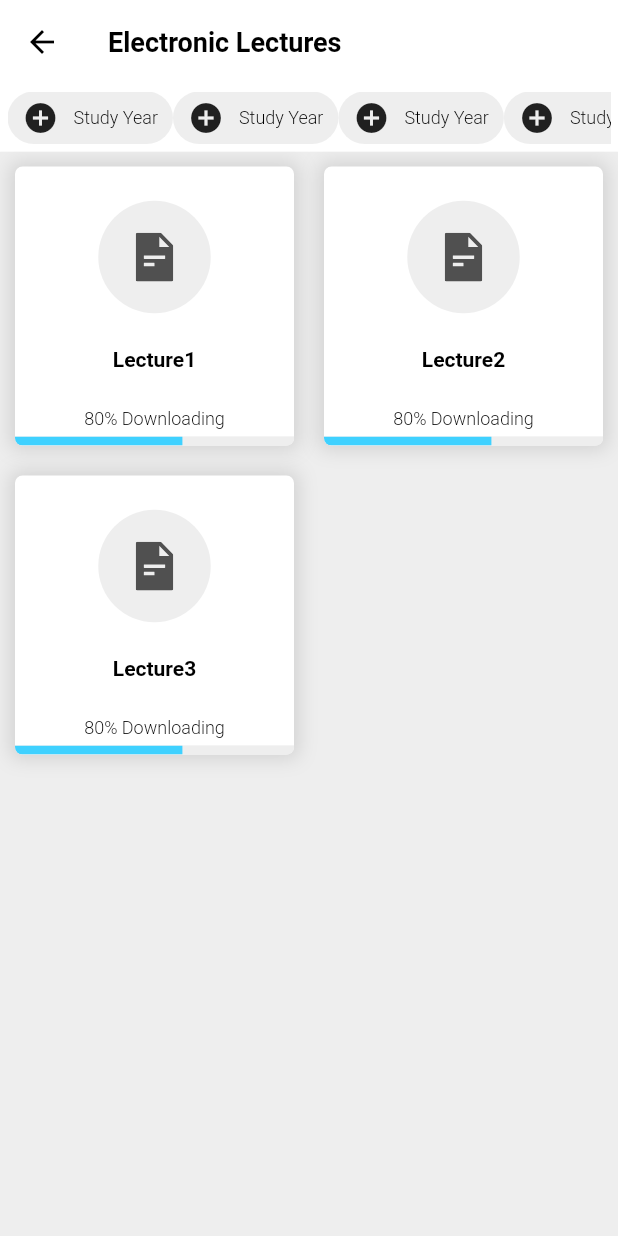
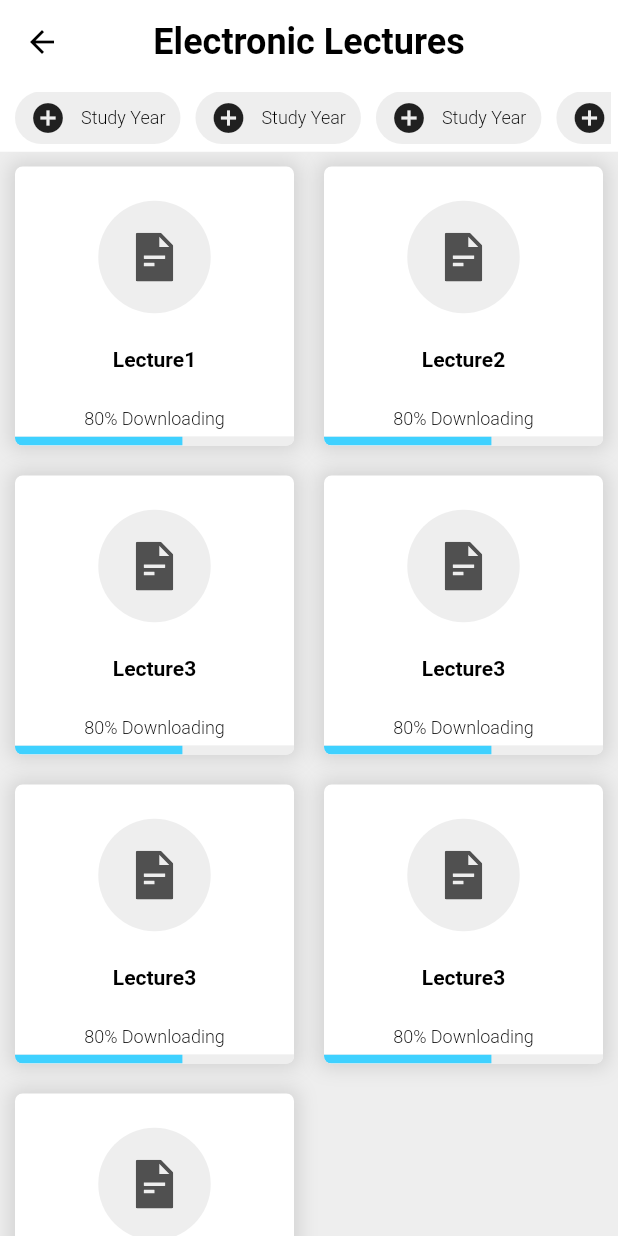
Before and after one commit to Samir-N-Ahmad/university_management_system, a Flutter app: the LecturesScreen widget shown alone on an empty page, opened directly, on a phone screen of 412 x 824 dp. Run offline on Flutter 3.47's test engine with Material 2 defaults, Android fonts, the phone set to English and light mode, and no system bars; our stand-ins replace flutter_svg.

Commit message:
UMS-1 set margin between chips.

```diff
--- a/lib/view/screen/lectures_screen.dart
+++ b/lib/view/screen/lectures_screen.dart
@@ -23,9 +23,10 @@ class _LecturesScreenState extends State<LecturesScreen> {
             leading: IconButton(
                 icon: Icon(Icons.arrow_back, color: Colors.black),
                 onPressed: null),
+            centerTitle: true,
             title: Text(
               "Electronic Lectures",
-              style: app_settings.TextStyles.TEXT_MEDIUM_BOLD_DARK,
+              style: app_settings.TextStyles.TEXT_LARGE_BOLD_DARK,
             ),
             actions: [
               IconButton(
@@ -61,9 +62,15 @@ class _LecturesScreenState extends State<LecturesScreen> {
                           Orientation.landscape
                       ? 4
                       : 2,
-                  crossAxisSpacing: 20,
+                  crossAxisSpacing: MediaQuery.of(context).orientation ==
+                          Orientation.landscape
+                      ? 10
+                      : 20,
                   childAspectRatio: 1,
-                  mainAxisSpacing: 20),
+                  mainAxisSpacing: MediaQuery.of(context).orientation ==
+                          Orientation.landscape
+                      ? 10
+                      : 20),
               itemBuilder: (context, index) => _mainSections[index]),
           color: Color(0xFFEEEEEE),
         ),
@@ -75,5 +82,9 @@ class _LecturesScreenState extends State<LecturesScreen> {
     LectureWidget(title: "Lecture1", onDownload: () {}),
     LectureWidget(title: "Lecture2", onDownload: () {}),
     LectureWidget(title: "Lecture3", onDownload: () {}),
+    LectureWidget(title: "Lecture3", onDownload: () {}),
+    LectureWidget(title: "Lecture3", onDownload: () {}),
+    LectureWidget(title: "Lecture3", onDownload: () {}),
+    LectureWidget(title: "Lecture3", onDownload: () {}),
   ];
 }
--- a/lib/view/widgets/chip_widget.dart
+++ b/lib/view/widgets/chip_widget.dart
@@ -19,6 +19,7 @@ class ChipWidget extends StatelessWidget {
         _onPress = onPress;
   @override
   Widget build(BuildContext context) => Container(
+        margin: EdgeInsets.symmetric(horizontal: 5),
         decoration: BoxDecoration(
             color: app_settings.DefaultAppColorTHeme.COLOR_BG_SECONDARY,
             borderRadius:
```
